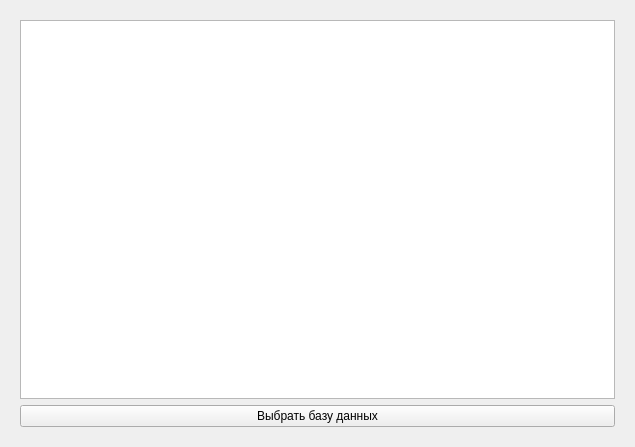
Above: ui/databasechooserdialog.ui from Korostast/chat-database-project before the change. Below: the same form after it.
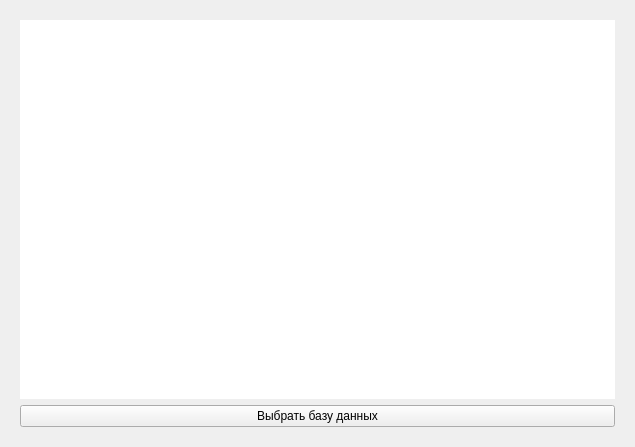
That is the form after the change.

Commit message: Added style sheet. New fonts. New icons. Fixed bugs.

Patch:
```diff
--- a/ui/databasechooserdialog.ui
+++ b/ui/databasechooserdialog.ui
@@ -175,6 +175,12 @@
            <pointsize>14</pointsize>
           </font>
          </property>
+         <property name="styleSheet">
+          <string notr="true"/>
+         </property>
+         <property name="frameShape">
+          <enum>QFrame::NoFrame</enum>
+         </property>
         </widget>
        </item>
        <item>
```
Left out of the diff: 3 changed lines with no effect on the pictures. The commit also changes 22 other files.
